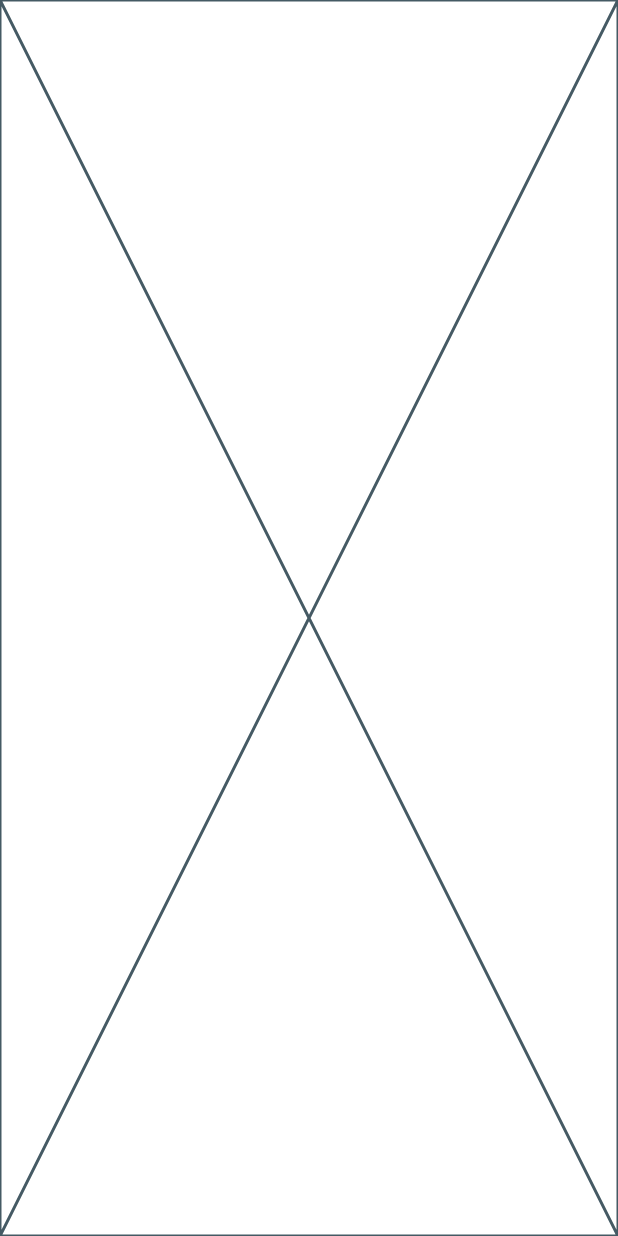
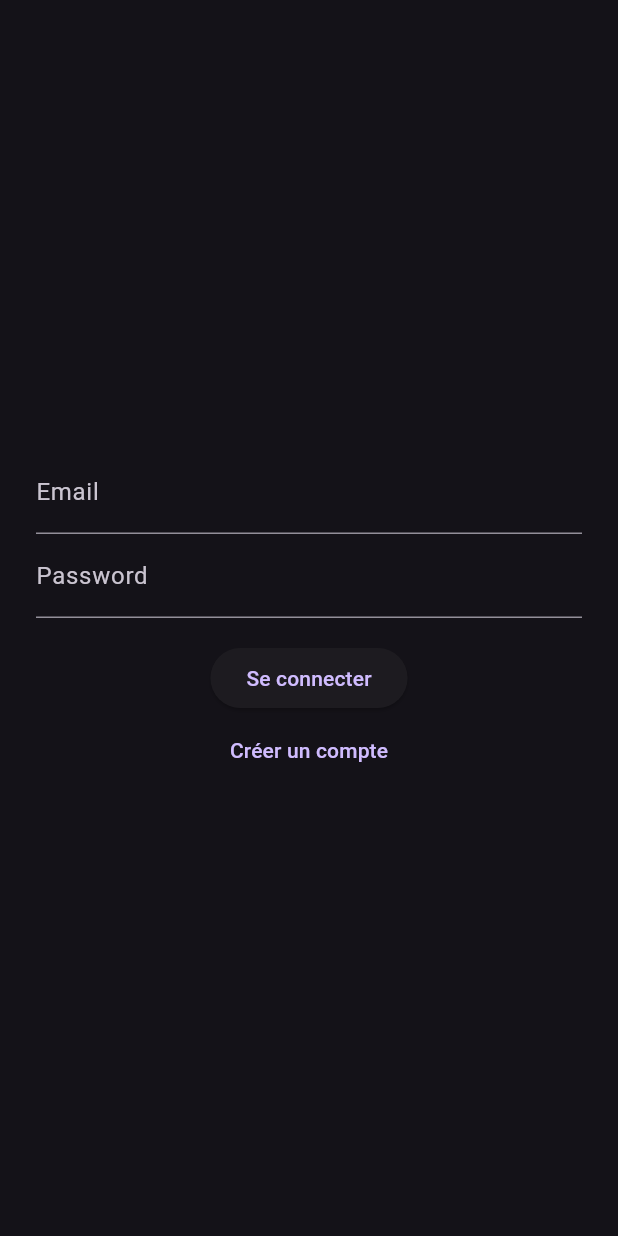
Before and after one commit to ABP01/streamy, a Flutter app: the screen it shows after launch, on a phone screen of 412 x 824 dp. Run offline on Flutter 3.47's test engine with Material 3 defaults, Android fonts, the phone set to English and light mode, and no system bars; our stand-ins replace supabase_flutter; accounts and stored records are empty.

Commit message:
feat: implement authentication and live streaming features with Supabase and Agora

```diff
--- a/lib/main.dart
+++ b/lib/main.dart
@@ -1,21 +1,36 @@
 import 'package:flutter/material.dart';
-import 'package:streamy/views/homePage.dart';
-void main() {
+import 'package:provider/provider.dart';
+import 'package:supabase_flutter/supabase_flutter.dart';
+import 'env.dart';
+import 'views/homePage.dart';
+import 'providers/auth_provider.dart';
+import 'providers/live_provider.dart';
+
+void main() async {
+  WidgetsFlutterBinding.ensureInitialized();
+  await Env.load();
+  await Supabase.initialize(
+    url: Env.supabaseUrl!,
+    anonKey: Env.supabaseKey!,
+  );
   runApp(const MyApp());
 }
 
 class MyApp extends StatelessWidget {
   const MyApp({super.key});
 
-  // This widget is the root of your application.
   @override
   Widget build(BuildContext context) {
-    return MaterialApp(
-      title: 'Flutter Demo',
-      theme: ThemeData(
-        colorScheme: ColorScheme.fromSeed(seedColor: Colors.deepPurple),
+    return MultiProvider(
+      providers: [
+        ChangeNotifierProvider(create: (_) => AuthProvider()),
+        ChangeNotifierProvider(create: (_) => LiveProvider()),
+      ],
+      child: MaterialApp(
+        title: 'Streamy',
+        theme: ThemeData.dark(),
+        home: const HomePage(),
       ),
-      home: Homepage(),
     );
   }
 }
--- /dev/null
+++ b/lib/providers/auth_provider.dart
@@ -0,0 +1,55 @@
+import 'package:flutter/material.dart';
+import 'package:supabase_flutter/supabase_flutter.dart';
+
+class AuthProvider extends ChangeNotifier {
+  bool isLoading = false;
+  User? user;
+  String? errorMessage;
+
+  AuthProvider() {
+    user = Supabase.instance.client.auth.currentUser;
+    Supabase.instance.client.auth.onAuthStateChange.listen((data) {
+      user = data.session?.user;
+      notifyListeners();
+    });
+  }
+
+  Future<void> signIn(String email, String password) async {
+    isLoading = true;
+    errorMessage = null;
+    notifyListeners();
+    try {
+      final res = await Supabase.instance.client.auth.signInWithPassword(email: email, password: password);
+      if (res.session == null) {
+        errorMessage = res.toString(); // fallback, affichera le contenu de la réponse
+      }
+    } catch (e) {
+      errorMessage = e.toString();
+    }
+    isLoading = false;
+    notifyListeners();
+  }
+
+  Future<void> signUp(String email, String password) async {
+    isLoading = true;
+    errorMessage = null;
+    notifyListeners();
+    try {
+      final res = await Supabase.instance.client.auth.signUp(email: email, password: password);
+      if (res.session == null && res.user == null) {
+        errorMessage = res.toString(); // fallback, affichera le contenu de la réponse
+      }
+    } catch (e) {
+      errorMessage = e.toString();
+    }
+    isLoading = false;
+    notifyListeners();
+  }
+
+  Future<void> signOut() async {
+    await Supabase.instance.client.auth.signOut();
+    user = null;
+    errorMessage = null;
+    notifyListeners();
+  }
+}
--- /dev/null
+++ b/lib/views/auth/auth_page.dart
@@ -0,0 +1,82 @@
+import 'package:flutter/material.dart';
+import 'package:provider/provider.dart';
+import '../../providers/auth_provider.dart';
+
+class AuthPage extends StatefulWidget {
+  const AuthPage({super.key});
+
+  @override
+  State<AuthPage> createState() => _AuthPageState();
+}
+
+class _AuthPageState extends State<AuthPage> {
+  final emailController = TextEditingController();
+  final passwordController = TextEditingController();
+  bool isLogin = true;
+
+  @override
+  void dispose() {
+    emailController.dispose();
+    passwordController.dispose();
+    super.dispose();
+  }
+
+  Future<void> _submit(AuthProvider auth) async {
+    FocusScope.of(context).unfocus();
+    if (isLogin) {
+      await auth.signIn(emailController.text.trim(), passwordController.text.trim());
+    } else {
+      await auth.signUp(emailController.text.trim(), passwordController.text.trim());
+    }
+  }
+
+  @override
+  Widget build(BuildContext context) {
+    final auth = Provider.of<AuthProvider>(context);
+    return Scaffold(
+      body: Center(
+        child: SingleChildScrollView(
+          child: Padding(
+            padding: const EdgeInsets.all(24.0),
+            child: Column(
+              mainAxisSize: MainAxisSize.min,
+              children: [
+                TextField(
+                  controller: emailController,
+                  decoration: const InputDecoration(labelText: 'Email'),
+                  keyboardType: TextInputType.emailAddress,
+                  autofillHints: const [AutofillHints.email],
+                ),
+                TextField(
+                  controller: passwordController,
+                  decoration: const InputDecoration(labelText: 'Password'),
+                  obscureText: true,
+                  autofillHints: const [AutofillHints.password],
+                ),
+                const SizedBox(height: 16),
+                ElevatedButton(
+                  onPressed: auth.isLoading ? null : () => _submit(auth),
+                  child: Text(isLogin ? 'Se connecter' : 'Créer un compte'),
+                ),
+                TextButton(
+                  onPressed: auth.isLoading ? null : () => setState(() => isLogin = !isLogin),
+                  child: Text(isLogin ? 'Créer un compte' : 'Déjà inscrit ? Se connecter'),
+                ),
+                if (auth.errorMessage != null)
+                  Padding(
+                    padding: const EdgeInsets.only(bottom: 8.0),
+                    child: Text(
+                      auth.errorMessage!,
+                      style: const TextStyle(color: Colors.red),
+                    ),
+                  ),
+                if (auth.isLoading)
+                  const Center(child: CircularProgressIndicator()),
+              ],
+            ),
+          ),
+        ),
+      ),
+    );
+  }
+}
--- a/pubspec.yaml
+++ b/pubspec.yaml
@@ -30,6 +30,9 @@ environment:
 dependencies:
   flutter:
     sdk: flutter
+  agora_rtc_engine: ^6.2.4
+  supabase_flutter: ^2.0.0
+  provider: ^6.0.0
 
   # The following adds the Cupertino Icons font to your application.
   # Use with the CupertinoIcons class for iOS style icons.
@@ -56,6 +59,8 @@ flutter:
   # included with your application, so that you can use the icons in
   # the material Icons class.
   uses-material-design: true
+  assets:
+    - assets/.env
 
   # To add assets to your application, add an assets section, like this:
   # assets:
```
Also changed, not shown: lib/env.dart (added, +24 -0 lines), lib/providers/live_provider.dart (added, +43 -0 lines), lib/views/homePage.dart (+84 -3 lines), pubspec.lock, 5 other files.
